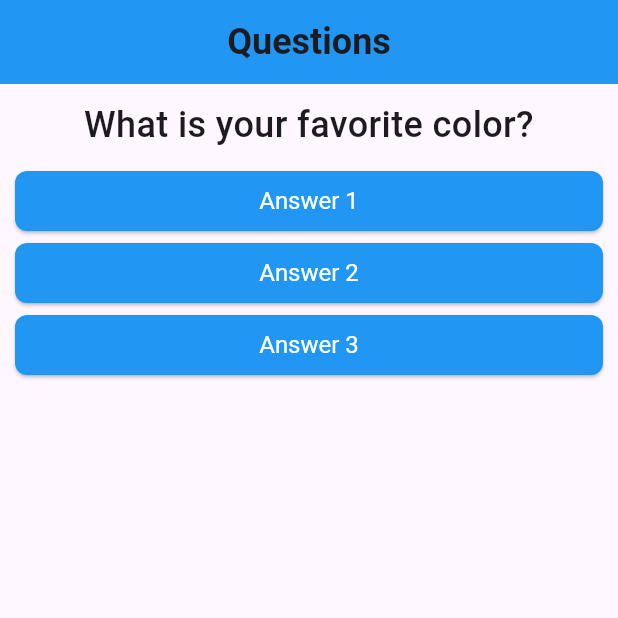
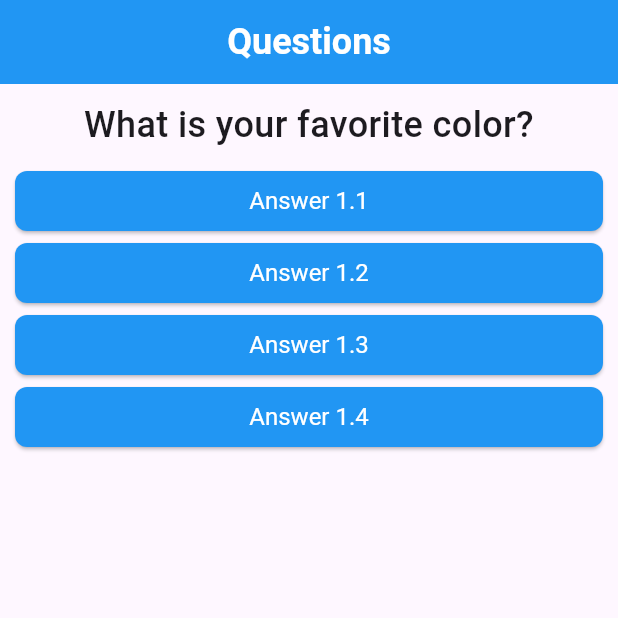
Before and after one commit to joseferreira-dev/project_questions_app, a Flutter app: the screen it shows after launch, on a phone screen of 412 x 824 dp, the top half of it. Run offline on Flutter 3.47's test engine with Material 3 defaults, Android fonts, the phone set to English and light mode, and no system bars.

Commit message:
Add the Answer List Widget

```diff
--- a/lib/answer.dart
+++ b/lib/answer.dart
@@ -10,14 +10,14 @@ class Answer extends StatelessWidget {
   Widget build(BuildContext context) {
     return Container(
       width: double.infinity,
-      margin: EdgeInsets.fromLTRB(10, 0, 10, 0),
+      margin: const EdgeInsets.fromLTRB(10, 0, 10, 0),
       child: ElevatedButton(
         onPressed: onSelected,
         style: ElevatedButton.styleFrom(
           foregroundColor: Colors.white,
           backgroundColor: Colors.blue,
-          padding: EdgeInsets.all(10),
-          textStyle: TextStyle(fontSize: 16),
+          padding: const EdgeInsets.all(10),
+          textStyle: const TextStyle(fontSize: 16),
           shape: RoundedRectangleBorder(
             borderRadius: BorderRadius.circular(8),
           ),
--- a/lib/main.dart
+++ b/lib/main.dart
@@ -20,10 +20,41 @@ class _QuestionsAppState extends State<QuestionsApp> {
 
   @override
   Widget build(BuildContext context) {
-    final List<String> questions = [
-      'What is your favorite color?',
-      'What is your favorite animal?',
+    final List<Map<String, Object>> questions = [
+      {
+        'text': 'What is your favorite color?',
+        'answers': [
+          'Answer 1.1',
+          'Answer 1.2',
+          'Answer 1.3',
+          'Answer 1.4',
+        ],
+      },
+      {
+        'text': 'What is your favorite animal?',
+        'answers': [
+          'Answer 2.1',
+          'Answer 2.2',
+          'Answer 2.3',
+          'Answer 2.4',
+        ],
+      },
+      {
+        'text': 'What is your favorite coach?',
+        'answers': [
+          'Answer 3.1',
+          'Answer 3.2',
+          'Answer 3.3',
+          'Answer 3.4',
+        ],
+      },
     ];
+
+    List<Widget> answersList = [];
+
+    for (var answer in questions[_selectedQuestion]['answers'] as List) {
+      answersList.add(Answer(answer, _answer));
+    }
 
     return MaterialApp(
       home: Scaffold(
@@ -34,6 +65,7 @@ class _QuestionsAppState extends State<QuestionsApp> {
             child: const Text(
               'Questions',
               style: TextStyle(
+                color: Colors.white,
                 fontSize: 24,
                 fontWeight: FontWeight.bold,
               ),
@@ -44,10 +76,8 @@ class _QuestionsAppState extends State<QuestionsApp> {
         ),
         body: Column(
           children: [
-            Question(questions[_selectedQuestion]),
-            Answer('Answer 1', _answer),
-            Answer('Answer 2', _answer),
-            Answer('Answer 3', _answer),
+            Question(questions[_selectedQuestion]['text'] as String),
+            ...answersList,
           ],
         ),
       ),
--- a/lib/question.dart
+++ b/lib/question.dart
@@ -9,10 +9,10 @@ class Question extends StatelessWidget {
   Widget build(BuildContext context) {
     return Container(
       width: double.infinity,
-      margin: EdgeInsets.all(10),
+      margin: const EdgeInsets.all(10),
       child: Text(
         text,
-        style: TextStyle(
+        style: const TextStyle(
           fontSize: 24,
           fontWeight: FontWeight.w500,
         ),
```
